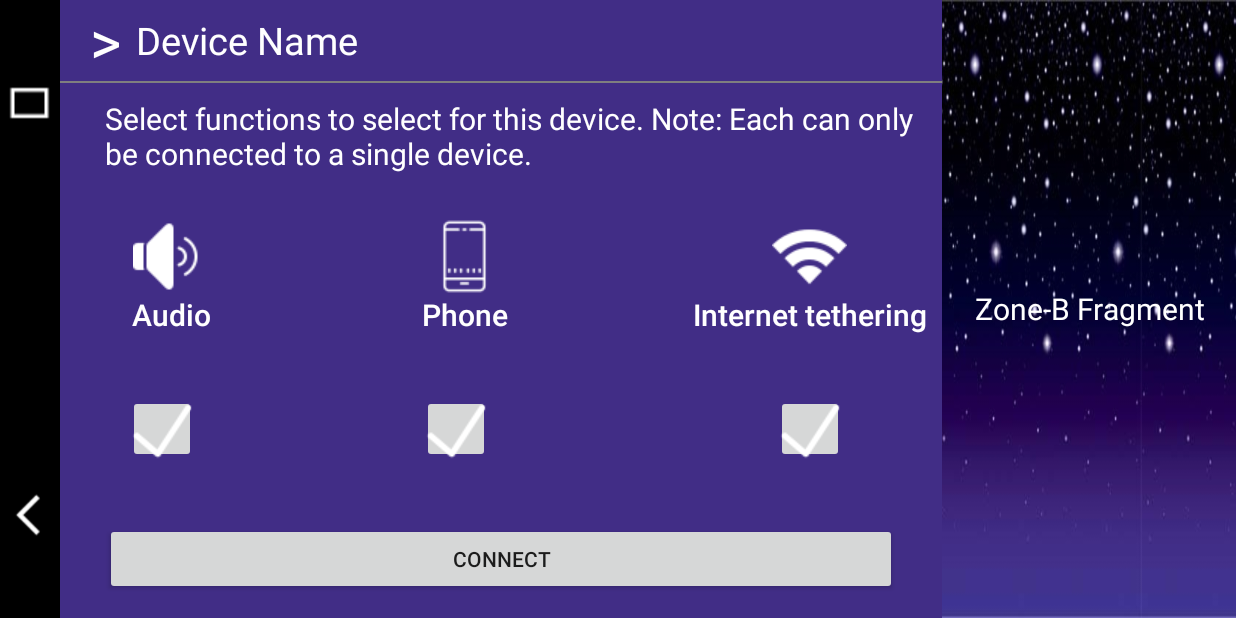
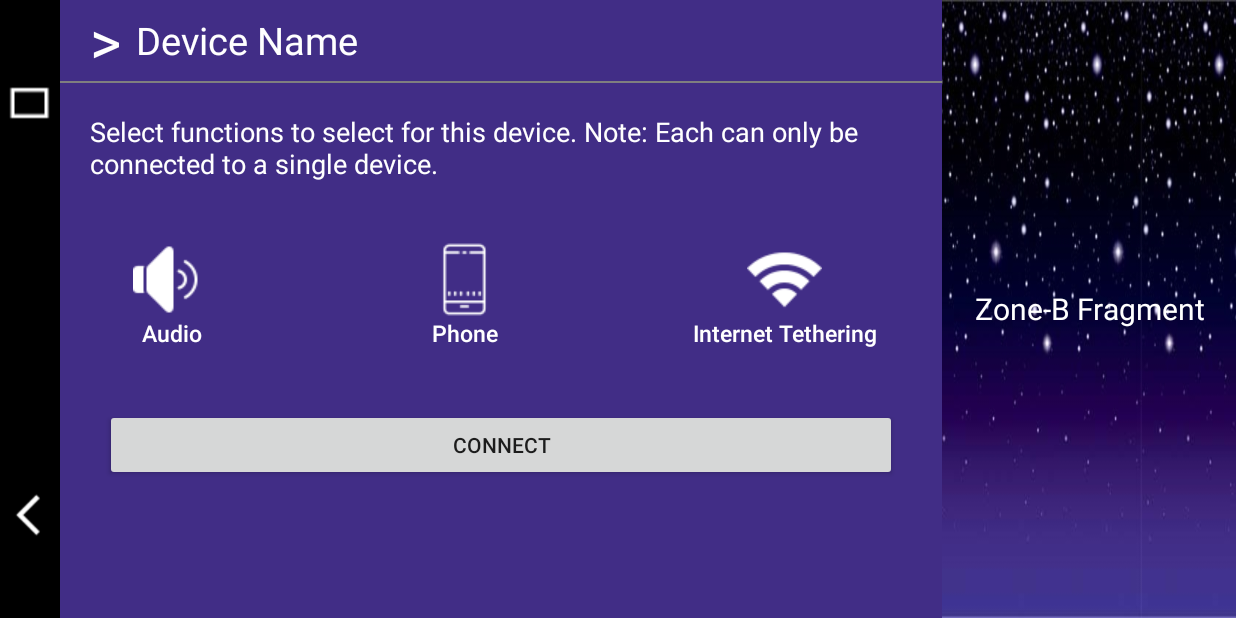
Before and after one commit to highlightapps/GridSpeedoMeter, an Android app: the fragment BluetoothPhoneConnectFragment placed in its activity, on a phone screen of 824 x 412 dp (held sideways). Run offline under Robolectric (Android 15) with nearby library versions, the phone set to English and light mode, and no system bars.

Commit message:
Ui Changes.

```diff
--- a/app/src/main/java/com/example/viewpagerpoc/BluetoothSearchFragment.java
+++ b/app/src/main/java/com/example/viewpagerpoc/BluetoothSearchFragment.java
@@ -53,7 +53,7 @@ public class BluetoothSearchFragment extends BaseFragment {
 
 
         detectedAdapter = new ArrayAdapter<String>(mContext,
-                android.R.layout.simple_list_item_single_choice) {
+                android.R.layout.simple_list_item_1) {
             @Override
             public View getView(int position, View convertView, ViewGroup parent) {
                 View view = super.getView(position, convertView, parent);
--- a/app/src/main/res/layout/fragment_bluetooth_phone_connect.xml
+++ b/app/src/main/res/layout/fragment_bluetooth_phone_connect.xml
@@ -46,8 +46,8 @@
         android:layout_toRightOf="@+id/txtBack"
         android:text="Select functions to select for this device. Note: Each can only be connected to a single device."
         android:textColor="#FFFFFF"
-        android:padding="10dp"
-        android:textSize="20sp" />
+        android:layout_margin="20dp"
+        android:textSize="18sp" />
 
 
     <LinearLayout
@@ -73,14 +73,8 @@
                 android:text="Audio"
                 android:textAllCaps="false"
                 android:textColor="#ffffff"
-                android:textSize="20sp" />
+                android:textSize="15sp" />
 
-            <ImageButton
-                android:layout_width="45dp"
-                android:layout_marginTop="40dp"
-                android:layout_marginLeft="15dp"
-                android:src="@drawable/right_mark"
-                android:layout_height="45dp" />
 
 
 
@@ -104,14 +98,8 @@
                 android:text="Phone"
                 android:textAllCaps="false"
                 android:textColor="#ffffff"
-                android:textSize="20sp" />
+                android:textSize="15sp" />
 
-            <ImageButton
-                android:layout_width="45dp"
-                android:layout_marginTop="40dp"
-                android:layout_marginLeft="15dp"
-                android:src="@drawable/right_mark"
-                android:layout_height="45dp" />
 
 
 
@@ -132,17 +120,10 @@
                 android:layout_height="wrap_content"
                 android:background="@null"
                 android:drawableTop="@drawable/internet"
-                android:text="Internet tethering"
+                android:text="Internet Tethering"
                 android:textAllCaps="false"
                 android:textColor="#ffffff"
-                android:textSize="20sp" />
-
-            <ImageButton
-                android:layout_width="45dp"
-                android:layout_marginTop="40dp"
-                android:layout_marginLeft="55dp"
-                android:src="@drawable/right_mark"
-                android:layout_height="45dp" />
+                android:textSize="15sp" />
 
 
 
--- a/app/src/main/res/layout/fragment_bluetooth_search.xml
+++ b/app/src/main/res/layout/fragment_bluetooth_search.xml
@@ -69,7 +69,8 @@
         android:gravity="center"
         android:text="Detected List"
         android:textColor="#FFFFFF"
-        android:textSize="25sp" />
+        android:layout_margin="10dp"
+        android:textSize="20sp" />
 
     <View
         android:layout_width="match_parent"
```
